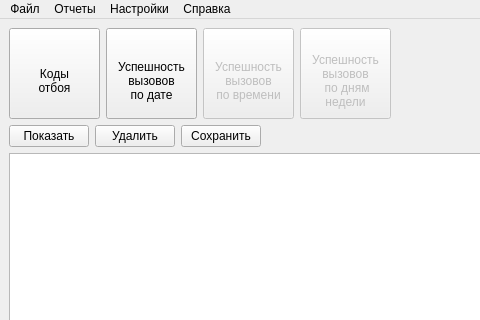
Old version of the form mainwindow.ui in the repository Genrikh302/MTA; both pictures show x 0 to 480 and y 0 to 320 of the 800 by 600 pixel window.
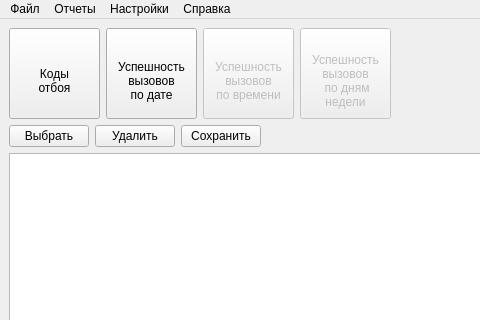
New version of the form.

Commit message: Меню

```diff
--- a/mainwindow.ui
+++ b/mainwindow.ui
@@ -185,7 +185,7 @@
       <item>
        <widget class="QPushButton" name="pushButton">
         <property name="text">
-         <string>Показать</string>
+         <string>Выбрать</string>
         </property>
        </widget>
       </item>
```
